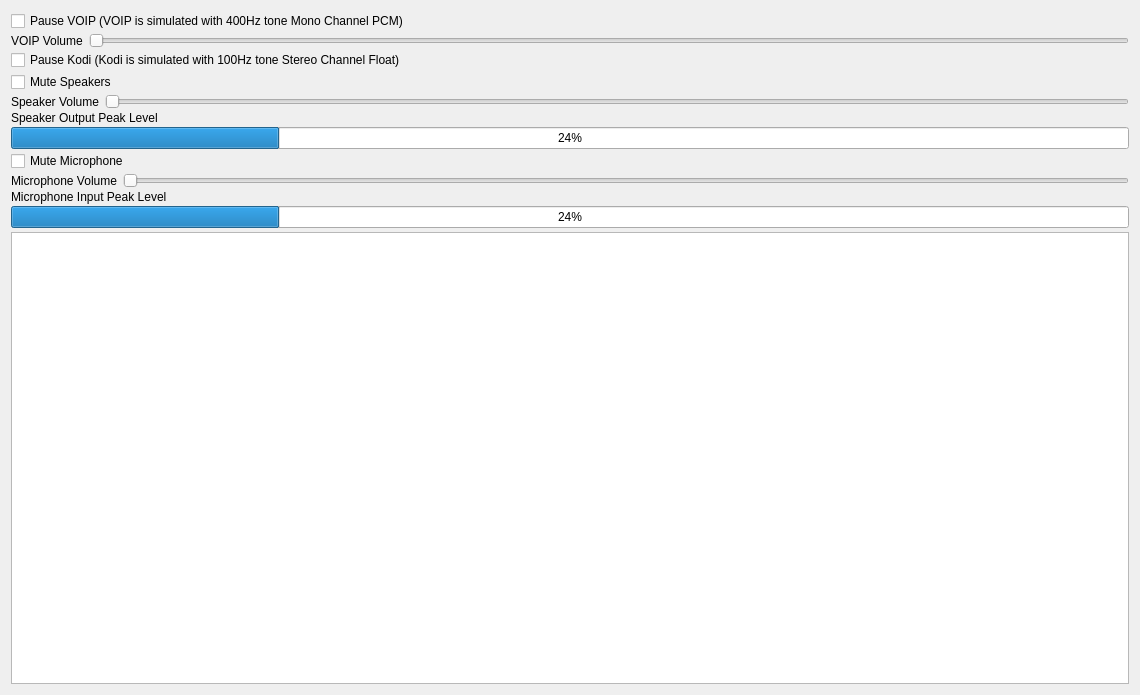
Old version of the form SandboxApps/QtSoundTestVersionGreaterThatQt6_2/Forms/mainwindow.ui in the repository brettrjones-github/nolimitconnect.
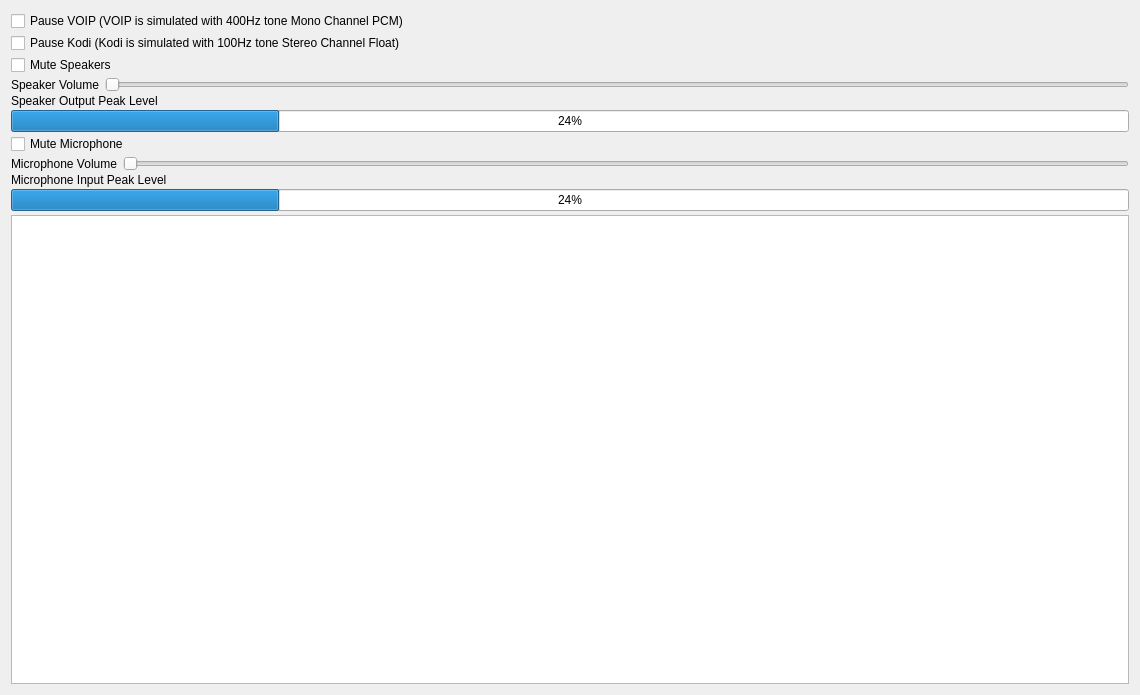
New version of the form. Custom widgets are drawn as their Qt base class.

Patch:
```diff
--- a/SandboxApps/QtSoundTestVersionGreaterThatQt6_2/Forms/mainwindow.ui
+++ b/SandboxApps/QtSoundTestVersionGreaterThatQt6_2/Forms/mainwindow.ui
@@ -29,22 +29,7 @@
      </widget>
     </item>
     <item>
-     <layout class="QHBoxLayout" name="horizontalLayout_4">
-      <item>
-       <widget class="QLabel" name="label_4">
-        <property name="text">
-         <string>VOIP Volume</string>
-        </property>
-       </widget>
-      </item>
-      <item>
-       <widget class="QSlider" name="m_VoipVolumeSlider">
-        <property name="orientation">
-         <enum>Qt::Horizontal</enum>
-        </property>
-       </widget>
-      </item>
-     </layout>
+     <layout class="QHBoxLayout" name="horizontalLayout_4"/>
     </item>
     <item>
      <widget class="QCheckBox" name="m_PauseKodiCheckbox">
```
